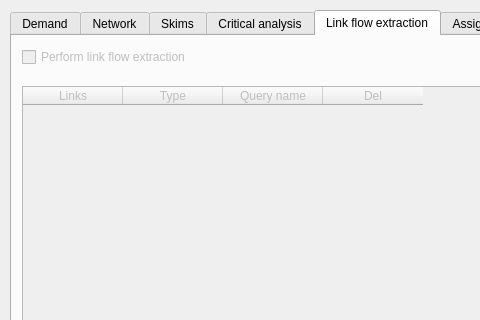
Qt form forms/ui_traffic_assignment.ui (AequilibraE/qaequilibrae) before a commit; both pictures show x 0 to 480 and y 0 to 320 of the 662 by 412 pixel window.
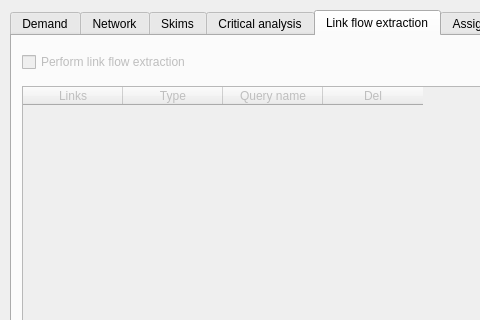
The same form after that commit. The open tabs and pages were chosen to show the change. Custom widgets are drawn as their Qt base class.

```diff
--- a/forms/ui_traffic_assignment.ui
+++ b/forms/ui_traffic_assignment.ui
@@ -463,7 +463,7 @@
      <property name="geometry">
       <rect>
        <x>10</x>
-       <y>10</y>
+       <y>15</y>
        <width>191</width>
        <height>22</height>
       </rect>
```
